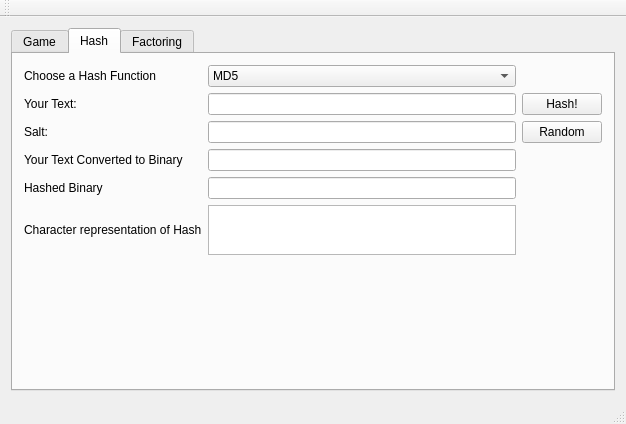
egandunning/learn-crypto, file CapstoneCryptography/forms/mainwindow.ui: the form before one commit.
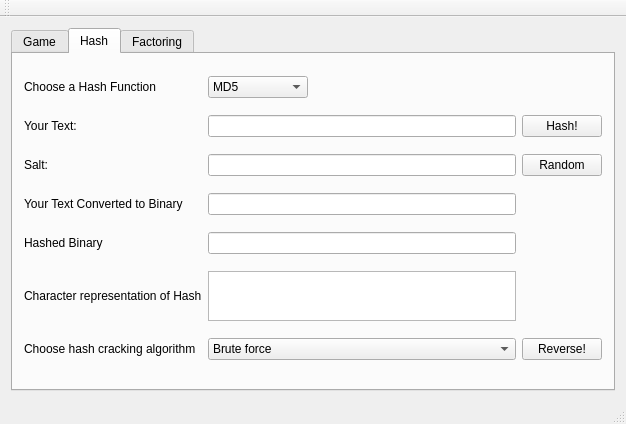
The form after the commit.

Commit message: started brute force hash break

Diff of the .ui file:
```diff
--- a/CapstoneCryptography/forms/mainwindow.ui
+++ b/CapstoneCryptography/forms/mainwindow.ui
@@ -78,6 +78,12 @@
         </item>
         <item row="0" column="1">
          <widget class="QComboBox" name="hashComboBox">
+          <property name="maximumSize">
+           <size>
+            <width>100</width>
+            <height>16777215</height>
+           </size>
+          </property>
           <item>
            <property name="text">
             <string>MD5</string>
@@ -170,17 +176,37 @@
          </widget>
         </item>
         <item row="6" column="0">
-         <spacer name="verticalSpacer_2">
-          <property name="orientation">
-           <enum>Qt::Vertical</enum>
+         <widget class="QLabel" name="label_9">
+          <property name="text">
+           <string>Choose hash cracking algorithm</string>
           </property>
-          <property name="sizeHint" stdset="0">
-           <size>
-            <width>20</width>
-            <height>40</height>
-           </size>
+         </widget>
+        </item>
+        <item row="6" column="1">
+         <widget class="QComboBox" name="crackComboBox">
+          <item>
+           <property name="text">
+            <string>Brute force</string>
+           </property>
+          </item>
+          <item>
+           <property name="text">
+            <string>Dictionary attack</string>
+           </property>
+          </item>
+          <item>
+           <property name="text">
+            <string>Lookup tables</string>
+           </property>
+          </item>
+         </widget>
+        </item>
+        <item row="6" column="2">
+         <widget class="QPushButton" name="crackButton">
+          <property name="text">
+           <string>Reverse!</string>
           </property>
-         </spacer>
+         </widget>
         </item>
        </layout>
       </widget>
```
Left out of the diff: 20 changed lines with no effect on the pictures. The commit also changes 11 other files.
